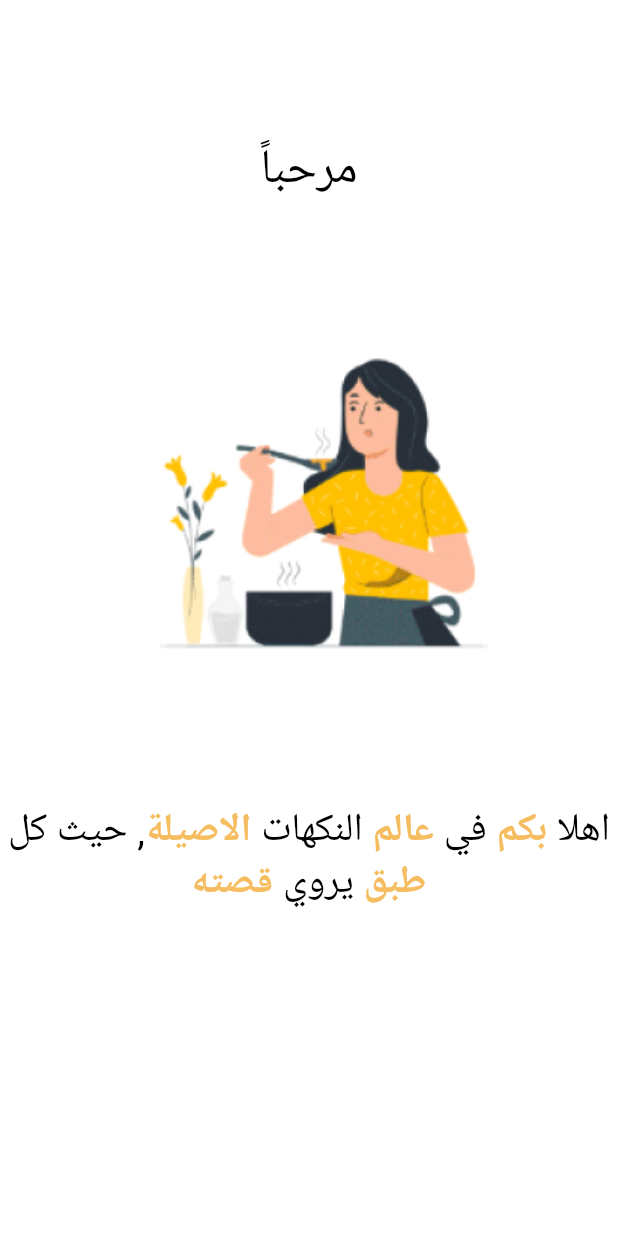
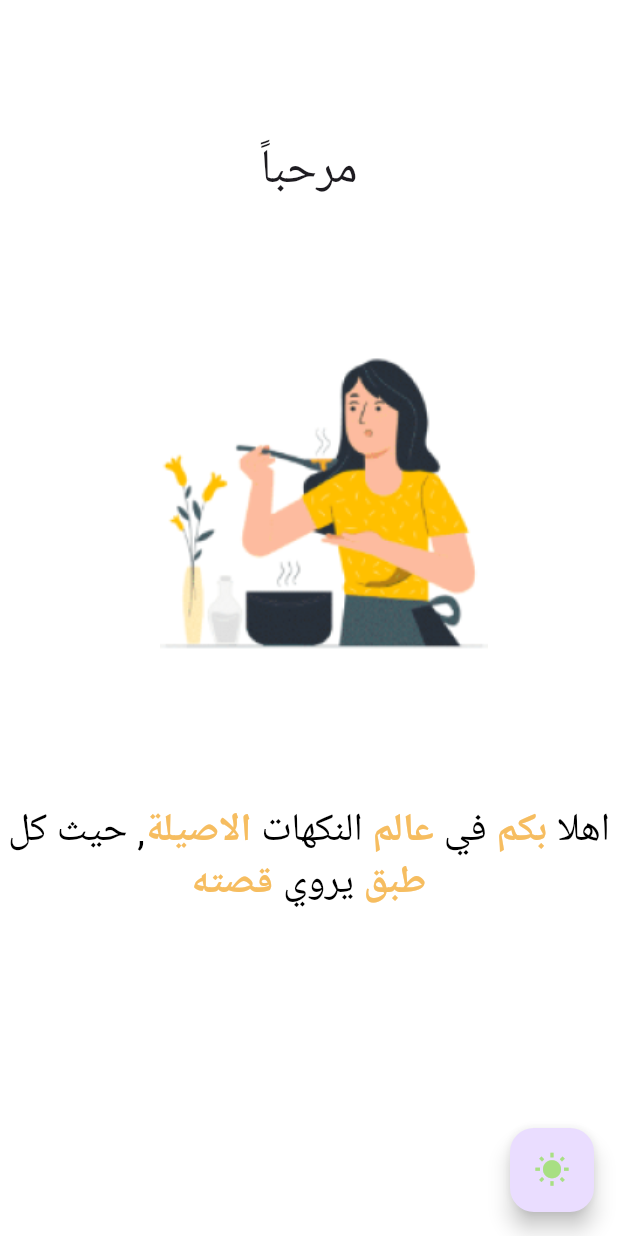
Before and after one commit to mom-food/momFood, a Flutter app: the screen it shows after launch, on a phone screen of 412 x 824 dp. Run offline on Flutter 3.47's test engine with Material 3 defaults, Android fonts, the phone set to English and light mode, and no system bars.

Commit message:
update theme

```diff
--- a/app/lib/View/Screens/OnBoarding1.dart
+++ b/app/lib/View/Screens/OnBoarding1.dart
@@ -3,6 +3,10 @@ import 'package:flutter/material.dart';
 import 'Home.dart';
 
 class Onboarding1 extends StatefulWidget {
+  final ThemeMode themeMode;
+
+  Onboarding1({required this.themeMode});
+
   @override
   _Onboarding1State createState() => _Onboarding1State();
 }
@@ -19,7 +23,8 @@ class _Onboarding1State extends State<Onboarding1> {
   @override
   Widget build(BuildContext context) {
     return Scaffold(
-      backgroundColor: Colors.white,
+      backgroundColor: widget.themeMode == ThemeMode.light ? Colors.white : Colors.black12,
+
       body: GestureDetector(
         onTap: () {
           Navigator.push(
--- a/app/lib/View/Screens/SplashScreen.dart
+++ b/app/lib/View/Screens/SplashScreen.dart
@@ -19,7 +19,7 @@ class _SplashScreenState extends State<SplashScreen> {
     await Future.delayed(Duration(seconds: 3), () {});
     Navigator.pushReplacement(
       context,
-      MaterialPageRoute(builder: (context) => Onboarding1()),
+      MaterialPageRoute(builder: (context) => Onboarding1(themeMode: ThemeMode.light)),
     );
   }
 
--- a/app/lib/colors.dart
+++ b/app/lib/colors.dart
@@ -5,7 +5,7 @@ class AppColors {
     static const Color primary2= Color(0xFFA8DF83);
     static const Color secondary1 = Color(0xFFD9D9D9);
     static const Color secondary2 = Color(0xFFD9D9D9);
-    static const Color secondary3 = Color(0xFFECEDFO);
+    static const Color secondary3 = Color(0xFFECEDF);
     static const Color textColor1= Color(0xFF000000);
     static const Color textColor2= Color(0xFFFFFFFF);
     static const Color backgroundColorLight= Color(0xFFFFFFFF);
--- a/app/lib/main.dart
+++ b/app/lib/main.dart
@@ -1,12 +1,12 @@
 import 'package:flutter/material.dart';
 import 'View/Screens/SplashScreen.dart';
+import 'package:app/View/Screens/OnBoarding1.dart';
 import 'themes/dark.dart';
 import 'themes/light.dart';
 
 void main() {
-  runApp(const MyApp());
+  runApp( MyApp());
 }
-
 class MyApp extends StatefulWidget {
   const MyApp({Key? key}) : super(key: key);
 
@@ -24,21 +24,32 @@ class _MyAppState extends State<MyApp> {
     });
   }
 
+
   @override
   Widget build(BuildContext context) {
     return MaterialApp(
       title: 'Flutter Demo',
-      theme: LightThemeData.light, // Use the light theme
-      darkTheme: DarkThemeData.dark, // Use the dark theme
-      themeMode: _themeMode, // Use the selected theme mode
-      home: SplashScreen(), // Display SplashScreen as the initial screen
-      builder: (context, child) {
-        return GestureDetector(
-          // This gesture detector listens for a tap anywhere on the screen
-          onTap: _toggleTheme, // Toggle theme when tapped
-          child: child, // Render the child widget (e.g., SplashScreen)
-        );
-      },
+      theme: _themeMode == ThemeMode.light ? ThemeData.light(): ThemeData.dark(),
+      home: Scaffold(
+
+        body: Onboarding1(themeMode: _themeMode),
+        floatingActionButton: FloatingActionButton(
+          onPressed: _toggleTheme,
+          tooltip: 'Switch',
+          child: Icon(
+            _themeMode == ThemeMode.light ? Icons.wb_sunny: Icons.nightlight_round,
+            color: _themeMode == ThemeMode.light
+                ? DarkThemeData.dark.colorScheme.secondary
+                : LightThemeData.light.colorScheme.secondary,
+          ),
+
+          ),
+
+        backgroundColor: _themeMode == ThemeMode.light
+            ? DarkThemeData.dark.colorScheme.background
+            : LightThemeData.light.colorScheme.background,
+        ),
+
     );
   }
 }
--- a/app/lib/themes/dark.dart
+++ b/app/lib/themes/dark.dart
@@ -5,7 +5,7 @@ class DarkThemeData {
     useMaterial3: true,
     brightness: Brightness.dark,
     colorScheme: ColorScheme.dark(
-      background: Color(0xFF000000),
+      background: Color(0x57D9D9D9),
       primary: Color(0xFFECEDF0),
       secondary: Color(0xFFA8DF83),
     ),
```
Also changed, not shown: app/lib/widgets/category.dart (deleted), app/pubspec.lock, 1 other file.
